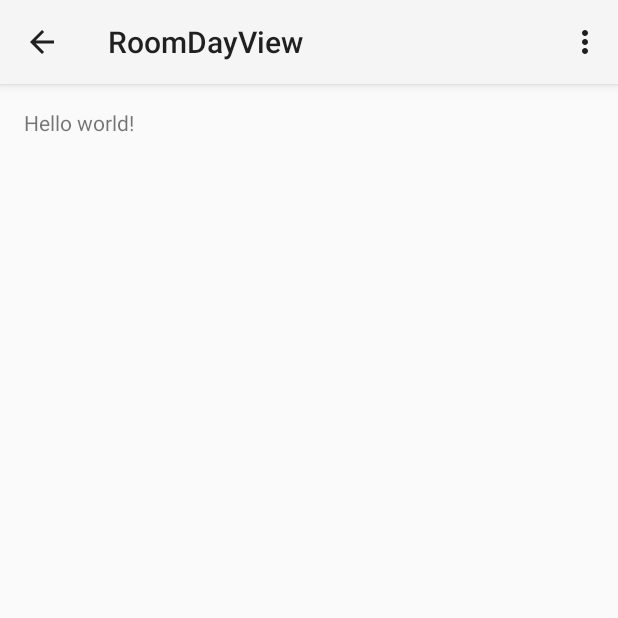
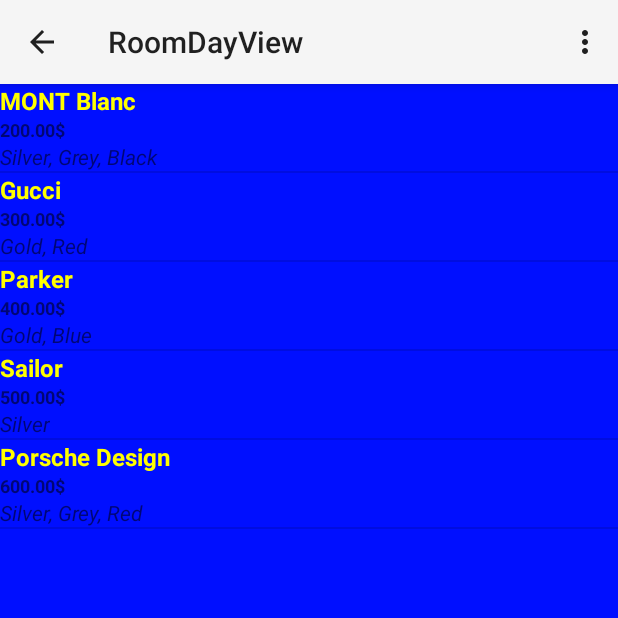
Before and after one commit to briblanch/roomroom, an Android app: the screen it shows after launch (RoomDayView), after a tap on an icon or button, on a phone screen of 412 x 824 dp, the top half of it. Run offline under Robolectric (Android 15) with nearby library versions, the phone set to English and light mode, and no system bars.

Commit message:
ui-implementation: implemented list view

```diff
--- a/Capstone/app/src/main/java/unknowndev/com/capstone/RoomDayView.java
+++ b/Capstone/app/src/main/java/unknowndev/com/capstone/RoomDayView.java
@@ -3,6 +3,7 @@
 import android.app.Activity;
 import android.app.ActionBar;
 import android.app.Fragment;
+import android.app.ListActivity;
 import android.os.Bundle;
 import android.view.LayoutInflater;
 import android.view.Menu;
@@ -10,19 +11,39 @@
 import android.view.View;
 import android.view.ViewGroup;
 import android.os.Build;
+import android.widget.SimpleAdapter;
+
+import java.util.ArrayList;
+import java.util.HashMap;
 
 
-public class RoomDayView extends Activity {
+public class RoomDayView extends ListActivity {
+
+    static final ArrayList<HashMap<String,String>> list = new ArrayList<HashMap<String,String>>();
 
     @Override
     protected void onCreate(Bundle savedInstanceState) {
         super.onCreate(savedInstanceState);
+
         setContentView(R.layout.activity_room_day_view);
-        if (savedInstanceState == null) {
-            getFragmentManager().beginTransaction()
-                    .add(R.id.container, new PlaceholderFragment())
-                    .commit();
-        }
+
+        SimpleAdapter adapter = new SimpleAdapter(
+                this,
+                list,
+                R.layout.custom_row_view,
+                new String[] {"pen","price","color"},
+                new int[] {R.id.text1,R.id.text2, R.id.text3}
+        );
+
+        populateList();
+
+        setListAdapter(adapter);
+
+//        if (savedInstanceState == null) {
+//            getFragmentManager().beginTransaction()
+//                    .add(R.id.container, new PlaceholderFragment())
+//                    .commit();
+//        }
     }
 
 
@@ -48,6 +69,34 @@
         return super.onOptionsItemSelected(item);
     }
 
+    private void populateList() {
+        HashMap<String,String> temp = new HashMap<String,String>();
+        temp.put("pen","MONT Blanc");
+        temp.put("price", "200.00$");
+        temp.put("color", "Silver, Grey, Black");
+        list.add(temp);
+        HashMap<String,String> temp1 = new HashMap<String,String>();
+        temp1.put("pen","Gucci");
+        temp1.put("price", "300.00$");
+        temp1.put("color", "Gold, Red");
+        list.add(temp1);
+        HashMap<String,String> temp2 = new HashMap<String,String>();
+        temp2.put("pen","Parker");
+        temp2.put("price", "400.00$");
+        temp2.put("color", "Gold, Blue");
+        list.add(temp2);
+        HashMap<String,String> temp3 = new HashMap<String,String>();
+        temp3.put("pen","Sailor");
+        temp3.put("price", "500.00$");
+        temp3.put("color", "Silver");
+        list.add(temp3);
+        HashMap<String,String> temp4 = new HashMap<String,String>();
+        temp4.put("pen","Porsche Design");
+        temp4.put("price", "600.00$");
+        temp4.put("color", "Silver, Grey, Red");
+        list.add(temp4);
+    }
+
     /**
      * A placeholder fragment containing a simple view.
      */
--- a/Capstone/app/src/main/res/layout/activity_room_day_view.xml
+++ b/Capstone/app/src/main/res/layout/activity_room_day_view.xml
@@ -1,4 +1,19 @@
 <FrameLayout xmlns:android="http://schemas.android.com/apk/res/android"
     xmlns:tools="http://schemas.android.com/tools" android:id="@+id/container"
     android:layout_width="match_parent" android:layout_height="match_parent"
-    tools:context="unknowndev.com.capstone.RoomDayView" tools:ignore="MergeRootFrame" />
+    tools:context="unknowndev.com.capstone.RoomDayView" tools:ignore="MergeRootFrame">
+    <ListView
+        android:id="@id/android:list"
+        android:layout_width="fill_parent"
+        android:layout_height="fill_parent"
+        android:background="#000fff"
+        android:layout_weight="2"
+        android:drawSelectorOnTop="false">
+        </ListView>
+    <TextView
+        android:id="@id/android:empty"
+        android:layout_width="fill_parent"
+        android:layout_height="fill_parent"
+        android:background="#FFff00"
+        android:text="No data"/>
+</FrameLayout>
--- /dev/null
+++ b/Capstone/app/src/main/res/layout/custom_row_view.xml
@@ -0,0 +1,23 @@
+<?xml version="1.0" encoding="utf-8"?>
+<LinearLayout xmlns:android="http://schemas.android.com/apk/res/android"
+    android:layout_width="match_parent"
+    android:layout_height="match_parent"
+    android:orientation="vertical">
+    <TextView android:id="@+id/text1"
+        android:textSize="16sp"
+        android:textStyle="bold"
+        android:textColor="#FFFF00"
+        android:layout_width="fill_parent"
+        android:layout_height="fill_parent"/>
+    <TextView android:id="@+id/text2"
+        android:textSize="12sp"
+        android:textStyle="bold"
+        android:layout_width="wrap_content"
+        android:layout_height="fill_parent"/>
+    <TextView android:id="@+id/text3"
+        android:typeface="sans"
+        android:textSize="14sp"
+        android:textStyle="italic"
+        android:layout_width="wrap_content"
+        android:layout_height="wrap_content"/>
+</LinearLayout>
--- a/Capstone/app/src/main/res/layout/fragment_room_day_view.xml
+++ b/Capstone/app/src/main/res/layout/fragment_room_day_view.xml
@@ -6,7 +6,7 @@
     android:paddingBottom="@dimen/activity_vertical_margin"
     tools:context="unknowndev.com.capstone.RoomDayView$PlaceholderFragment">
 
-    <TextView android:text="@string/hello_world" android:layout_width="wrap_content"
-        android:layout_height="wrap_content" />
+    <!--<TextView android:text="@string/hello_world" android:layout_width="wrap_content"-->
+        <!--android:layout_height="wrap_content" />-->
 
 </RelativeLayout>
```
